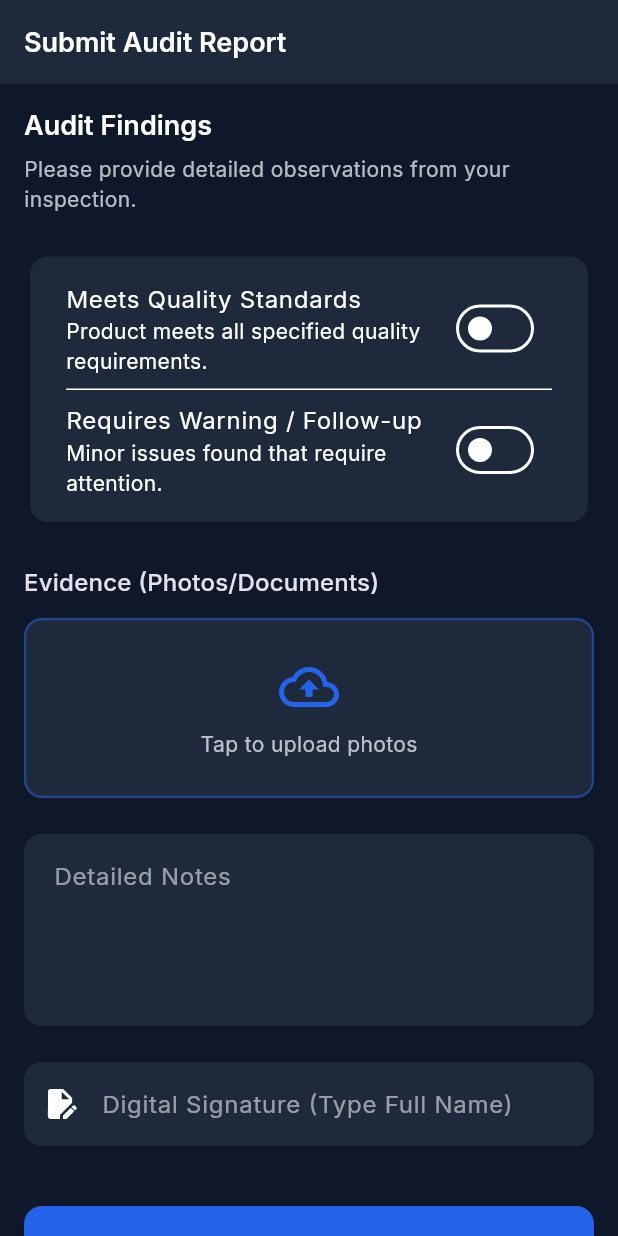
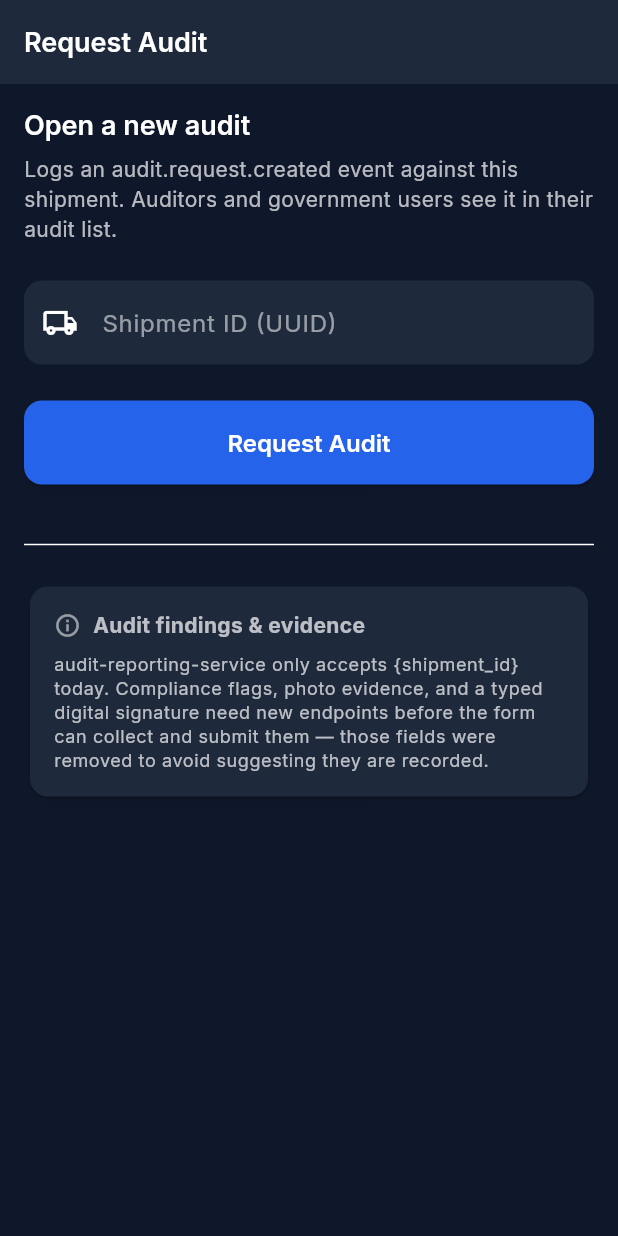
Before and after one commit to JAGADISHSUNILPEDNEKAR/OJTS4BACKUP, a Flutter app: the AuditSubmissionForm screen opened by its route, on a phone screen of 412 x 824 dp. Run offline on Flutter 3.47's test engine with Material 3 defaults, Android fonts, the phone set to English and light mode, and no system bars; our stand-ins replace flutter_secure_storage, go_router, google_fonts, hex; missing offline and left inert: ecdsa, elliptic; accounts and stored records are empty.

Commit message:
feat(mobile): wire audit submission + audit trail to backend
Phase 8: replace the audit screens' fake data and one-shot
SnackBar-only submissions with the real audit-reporting-service
endpoints.

Backend contract (services/audit_reporting_service/audits.py)
- GET  /api/v1/audits/  -> projection over audit_logs (filters topics
  bitcoin.anchored, merkle.committed, alert.created,
  audit.request.created; returns up to 50 newest with a mapped status
  Passed/Warning/Failed)
- POST /api/v1/audits/  -> body {shipment_id}; logs an
  audit.request.created entry and returns {auditId, shipmentId,
  status: "AUDIT_REQUESTED"}

api_client.dart
- fetchAudits(): GET /audits/  (note the trailing slash — APIRouter
  is mounted at /audits and the route is /, so the gateway expects
  /audits/ exactly).
- requestAudit(shipmentId): POST /audits/ with the body the service
  validates against AuditRequest.

audit_submission_form.dart (rewritten)
- The previous form collected compliance switches, photo upload,
  detailed notes, and a typed digital signature, none of which the
  backend's AuditRequest model accepts. It would submit nothing and
  show a fake success SnackBar. Replace it with the single field the
  service does consume — shipment_id — and an honest info card
  explaining the rest is parked until the service grows the
  endpoints.
- On success, banner shows the audit ID returned by the server plus
  a "View all audits" shortcut to the trail screen.

fraud_review_screen.dart (rewritten)
- Drop the two hardcoded "ALT-0992 / ALT-0985" mock entries with
  fixed GPS coords and grayed-out evidence text.
- StatefulWidget + FutureBuilder over fetchAudits(). Each row is an
  ExpansionTile rendering the audit projection's real fields (id,
  entity, type, auditor, status, recorded_at, findings). Status text
  + leading icon are colored Red/Orange/Green/Blue based on the
  server-computed status.
- "Confirm Fraud" and "Dismiss" actions are removed — neither has a
  backend endpoint. Each row's expanded section instead provides a
  jump-to-shipment button when entity is a real shipment ID.
- FAB shortcuts to /audit-submission so reviewers can chain into a
  follow-up audit request without navigating elsewhere.

Co-Authored-By: Claude Opus 4.7 (1M context) <noreply@anthropic.com>

```diff
--- a/apps/mobile-app/lib/screens/audits/audit_submission_form.dart
+++ b/apps/mobile-app/lib/screens/audits/audit_submission_form.dart
@@ -1,4 +1,7 @@
 import 'package:flutter/material.dart';
+import 'package:go_router/go_router.dart';
+import '../../core/api_client.dart';
+import '../../widgets/primary_button.dart';
 
 class AuditSubmissionForm extends StatefulWidget {
   const AuditSubmissionForm({super.key});
@@ -8,172 +11,142 @@ class AuditSubmissionForm extends StatefulWidget {
 }
 
 class _AuditSubmissionFormState extends State<AuditSubmissionForm> {
-  final _formKey = GlobalKey<FormState>();
-  final _notesController = TextEditingController();
-  final _signatureController = TextEditingController();
+  final _shipmentIdController = TextEditingController();
+  bool _isLoading = false;
+  String? _resultBanner;
+  bool _resultIsError = false;
 
-  bool _isCompliant = false;
-  bool _hasWarning = false;
-
-  @override
-  void dispose() {
-    _notesController.dispose();
-    _signatureController.dispose();
-    super.dispose();
+  Future<void> _submit() async {
+    final shipmentId = _shipmentIdController.text.trim();
+    if (shipmentId.isEmpty) {
+      ScaffoldMessenger.of(context).showSnackBar(
+        const SnackBar(content: Text('Enter a shipment ID')),
+      );
+      return;
     }
-
-  void _submitAudit() {
-    if (_formKey.currentState!.validate()) {
-      ScaffoldMessenger.of(context).showSnackBar(
-        const SnackBar(content: Text('Audit report submitted successfully')),
-      );
-      Navigator.of(context).pop();
+    setState(() {
+      _isLoading = true;
+      _resultBanner = null;
+    });
+    try {
+      final res = await OriginApiClient.instance.requestAudit(shipmentId);
+      if (!mounted) return;
+      setState(() {
+        _resultBanner = 'Audit ${res['auditId']} requested for ${res['shipmentId']}.';
+        _resultIsError = false;
+      });
+    } catch (e) {
+      if (!mounted) return;
+      setState(() {
+        _resultBanner = e.toString();
+        _resultIsError = true;
+      });
+    } finally {
+      if (mounted) setState(() => _isLoading = false);
     }
   }
 
   @override
+  void dispose() {
+    _shipmentIdController.dispose();
+    super.dispose();
+  }
+
+  @override
   Widget build(BuildContext context) {
-    final colorScheme = Theme.of(context).colorScheme;
     final textTheme = Theme.of(context).textTheme;
-
     return Scaffold(
       appBar: AppBar(
-        title: const Text('Submit Audit Report'),
-        backgroundColor: colorScheme.surface,
+        title: const Text('Request Audit'),
       ),
-      body: Form(
-        key: _formKey,
-        child: SingleChildScrollView(
+      body: SingleChildScrollView(
         padding: const EdgeInsets.all(16.0),
         child: Column(
           crossAxisAlignment: CrossAxisAlignment.start,
           children: [
+            Text('Open a new audit', style: textTheme.titleLarge),
+            const SizedBox(height: 8),
             Text(
-                'Audit Findings',
-                style: textTheme.titleLarge,
+              'Logs an audit.request.created event against this shipment. '
+              'Auditors and government users see it in their audit list.',
+              style: textTheme.bodyMedium?.copyWith(color: Colors.white70),
+            ),
+            const SizedBox(height: 24),
+            TextField(
+              controller: _shipmentIdController,
+              decoration: const InputDecoration(
+                labelText: 'Shipment ID (UUID)',
+                prefixIcon: Icon(Icons.local_shipping_outlined),
+              ),
+            ),
+            const SizedBox(height: 24),
+            PrimaryButton(
+              text: 'Request Audit',
+              isLoading: _isLoading,
+              onPressed: _submit,
+            ),
+            if (_resultBanner != null) ...[
+              const SizedBox(height: 16),
+              Container(
+                padding: const EdgeInsets.all(12),
+                decoration: BoxDecoration(
+                  color: (_resultIsError ? Colors.red : Colors.green)
+                      .withValues(alpha: 0.15),
+                  borderRadius: BorderRadius.circular(8),
+                ),
+                child: Row(
+                  children: [
+                    Icon(
+                      _resultIsError ? Icons.error_outline : Icons.check_circle_outline,
+                      color: _resultIsError ? Colors.red : Colors.green,
+                    ),
+                    const SizedBox(width: 8),
+                    Expanded(child: Text(_resultBanner!)),
+                  ],
+                ),
+              ),
+              if (!_resultIsError) ...[
+                const SizedBox(height: 12),
+                TextButton.icon(
+                  onPressed: () => context.go('/fraud-review'),
+                  icon: const Icon(Icons.list_alt),
+                  label: const Text('View all audits'),
+                ),
+              ],
+            ],
+            const SizedBox(height: 32),
+            const Divider(),
+            const SizedBox(height: 16),
+            Card(
+              child: Padding(
+                padding: const EdgeInsets.all(16.0),
+                child: Column(
+                  crossAxisAlignment: CrossAxisAlignment.start,
+                  children: [
+                    const Row(
+                      children: [
+                        Icon(Icons.info_outline, size: 18, color: Colors.white54),
+                        SizedBox(width: 8),
+                        Text(
+                          'Audit findings & evidence',
+                          style: TextStyle(fontWeight: FontWeight.bold),
+                        ),
+                      ],
                     ),
                     const SizedBox(height: 8),
                     Text(
-                'Please provide detailed observations from your inspection.',
-                style: textTheme.bodyMedium?.copyWith(color: Colors.white70),
-              ),
-              const SizedBox(height: 24),
-
-              // Compliance switches
-              Card(
-                color: colorScheme.surface,
-                elevation: 0,
-                shape: RoundedRectangleBorder(borderRadius: BorderRadius.circular(12)),
-                child: Padding(
-                  padding: const EdgeInsets.all(8.0),
-                  child: Column(
-                    children: [
-                      SwitchListTile(
-                        title: const Text('Meets Quality Standards'),
-                        subtitle: const Text('Product meets all specified quality requirements.'),
-                        value: _isCompliant,
-                        onChanged: (val) {
-                          setState(() {
-                            _isCompliant = val;
-                          });
-                        },
-                        activeColor: colorScheme.secondary,
-                      ),
-                      const Divider(height: 1, indent: 16, endIndent: 16),
-                      SwitchListTile(
-                        title: const Text('Requires Warning / Follow-up'),
-                        subtitle: const Text('Minor issues found that require attention.'),
-                        value: _hasWarning,
-                        onChanged: (val) {
-                          setState(() {
-                            _hasWarning = val;
-                          });
-                        },
-                        activeColor: Colors.orangeAccent,
+                      'audit-reporting-service only accepts {shipment_id} '
+                      'today. Compliance flags, photo evidence, and a typed '
+                      'digital signature need new endpoints before the form '
+                      'can collect and submit them — those fields were '
+                      'removed to avoid suggesting they are recorded.',
+                      style: textTheme.bodySmall?.copyWith(color: Colors.white70),
                     ),
                   ],
                 ),
               ),
             ),
-              const SizedBox(height: 24),
-
-              // Image Upload Placeholder
-              Text(
-                'Evidence (Photos/Documents)',
-                style: textTheme.titleMedium,
-              ),
-              const SizedBox(height: 12),
-              InkWell(
-                onTap: () {
-                  // Simulate image upload
-                },
-                borderRadius: BorderRadius.circular(12),
-                child: Container(
-                  width: double.infinity,
-                  height: 120,
-                  decoration: BoxDecoration(
-                    color: colorScheme.surface,
-                    borderRadius: BorderRadius.circular(12),
-                    border: Border.all(
-                      color: colorScheme.primary.withOpacity(0.5),
-                      width: 1.5,
-                      style: BorderStyle.solid,
-                    ),
-                  ),
-                  child: Column(
-                    mainAxisAlignment: MainAxisAlignment.center,
-                    children: [
-                      Icon(Icons.cloud_upload_outlined, size: 40, color: colorScheme.primary),
-                      const SizedBox(height: 8),
-                      Text('Tap to upload photos', style: textTheme.bodyMedium),
           ],
-                  ),
-                ),
-              ),
-              const SizedBox(height: 24),
-
-              // Detailed Notes
-              TextFormField(
-                controller: _notesController,
-                maxLines: 4,
-                decoration: const InputDecoration(
-                  labelText: 'Detailed Notes',
-                  hintText: 'Enter specific observations or issues found...',
-                  alignLabelWithHint: true,
-                ),
-                validator: (value) {
-                  if (value == null || value.isEmpty) {
-                    return 'Please enter detailed notes.';
-                  }
-                  return null;
-                },
-              ),
-              const SizedBox(height: 24),
-
-              // Digital Signature Signature
-              TextFormField(
-                controller: _signatureController,
-                decoration: const InputDecoration(
-                  labelText: 'Digital Signature (Type Full Name)',
-                  prefixIcon: Icon(Icons.edit_document),
-                ),
-                validator: (value) {
-                  if (value == null || value.isEmpty) {
-                    return 'Signature is required.';
-                  }
-                  return null;
-                },
-              ),
-              const SizedBox(height: 40),
-
-              // Submit Button
-              ElevatedButton(
-                onPressed: _submitAudit,
-                child: const Text('Submit Final Report'),
-              ),
-              const SizedBox(height: 32),
-            ],
-          ),
         ),
       ),
     );
```
Also changed, not shown: apps/mobile-app/lib/core/api_client.dart (+26 -0 lines), apps/mobile-app/lib/screens/audits/fraud_review_screen.dart (+163 -92 lines). Lines whose indentation alone changed are shown as unchanged.
